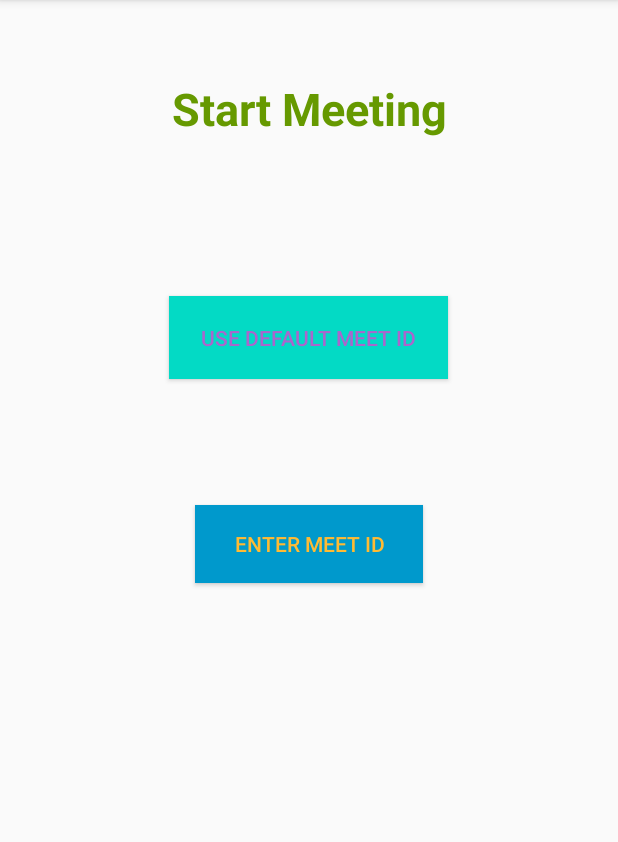
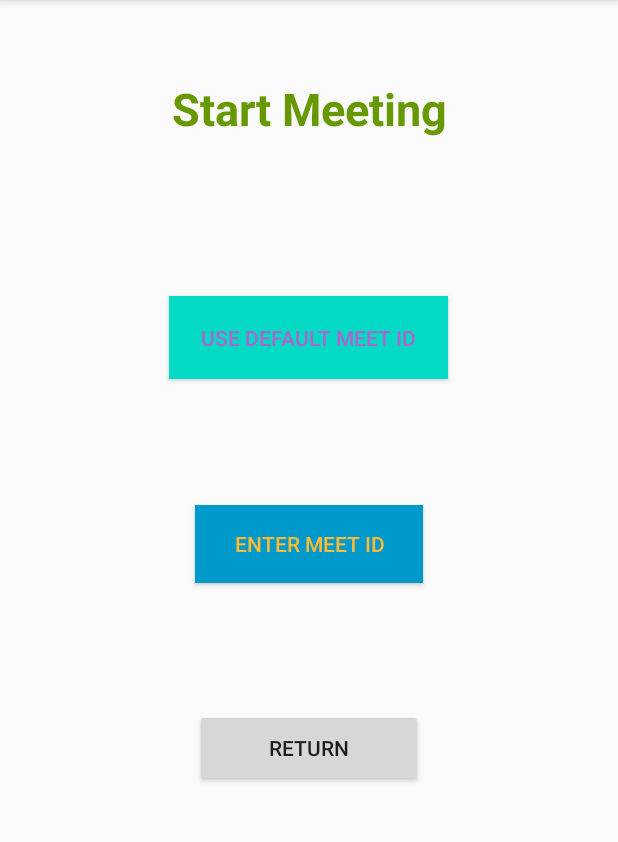
Before and after one commit to agastya-sampath/Jitsi_Setup, an Android app: the screen it shows after launch (MainActivity), on a phone screen of 412 x 824 dp, the part 84-926 px from its top. Run offline under Robolectric (Android 15) with nearby library versions, the phone set to English and light mode, and no system bars; libraries missing offline, so code that uses them is left out: org.jitsi.meet.

Commit message:
Landscape mode changes

```diff
--- a/app/src/main/java/com/example/jitsisetup/MainActivity.java
+++ b/app/src/main/java/com/example/jitsisetup/MainActivity.java
@@ -21,11 +21,14 @@ public class MainActivity extends AppCompatActivity {
         super.onCreate(savedInstanceState);
         setContentView(R.layout.activity_main);
         Intent intent = getIntent();
+
+        //Check if Original Activity call gave meet ID and server address, and start meet immediately if so
         if(intent.hasExtra("MEET_ID") && intent.hasExtra("SERVER_ADDRESS")) {
             //String meet_id = intent.getStringExtra("MEET_ID");
             //String server_address = intent.getStringExtra("SERVER_ADDRESS");
             onIDReceive(intent);
         }
+        //Check if the call wants to start meet with default Meet ID and Server address
         else if(intent.hasExtra("DEFAULT")) {
             try {
                 onDefaultClick(getCurrentFocus());
@@ -61,8 +64,10 @@ public class MainActivity extends AppCompatActivity {
 
     }
 
-    public void returnToPrevious() {
+    public void returnToPrevious(View v) {
         //Implement to return to original activity that called it in actual app using an intent
+        //Intent intent = new Intent(this,<activity>.class);
+        //startActivity(intent)
     }
 
 
--- a/app/src/main/java/com/example/jitsisetup/MainActivity2.java
+++ b/app/src/main/java/com/example/jitsisetup/MainActivity2.java
@@ -20,6 +20,8 @@ public class MainActivity2 extends AppCompatActivity {
         super.onCreate(savedInstanceState);
         setContentView(R.layout.activity_main2);
         Intent intent = getIntent();
+
+        //To implement onIDReceive from first MainActivity - start meet with received meet ID and server address
         if(intent.hasExtra("MEET_ID") && intent.hasExtra("SERVER_ADDRESS")) {
             //EditText editText = findViewById(R.id.meet_name);
             //editText.setText(intent.getStringExtra("MEET_ID"));
@@ -73,17 +75,18 @@ public class MainActivity2 extends AppCompatActivity {
     }
 
     public void returnActivity(View v) {
-        //Modify to return to original activity that called it in actual app using an intent
+        //Modify MainActivity.class to <OriginalActivity>.class to return to original activity that called it in actual app using an intent
         Intent intent = new Intent(this, MainActivity.class);
 
         //TEST CODE TO CHECK ABSTRACTION OF MODULE
+        //USE WITH MainActivity.class intent
 
         //TEST CODE FOR DEFAULT LAUNCH OF ACTIVITY 1
         //intent.putExtra("DEFAULT","1");
 
         //TEST CODE FOR MEET ID AND SERVER ADDRESS GIVEN TO ACTIVITY 1
-        intent.putExtra("MEET_ID","HelloMate");
-        intent.putExtra("SERVER_ADDRESS","https://meet.jit.si");
+        //intent.putExtra("MEET_ID","HelloMate");
+        //intent.putExtra("SERVER_ADDRESS","https://meet.jit.si");
 
         startActivity(intent);
     }
--- a/app/src/main/res/layout/activity_main.xml
+++ b/app/src/main/res/layout/activity_main.xml
@@ -1,6 +1,6 @@
 <?xml version="1.0" encoding="utf-8"?>
 <ScrollView xmlns:android="http://schemas.android.com/apk/res/android"
-    xmlns:app="http://schemas.android.com/apk/res-auto"
+
     xmlns:tools="http://schemas.android.com/tools"
     android:layout_width="match_parent"
     android:layout_height="match_parent"
@@ -8,7 +8,7 @@
 
     <RelativeLayout
         android:layout_width="match_parent"
-        android:layout_height="match_parent"
+        android:layout_height="wrap_content"
         android:paddingLeft="16dp"
         android:paddingRight="16dp"
         tools:context=".MainActivity"
@@ -23,7 +23,7 @@
             android:layout_centerHorizontal="true"
             android:background="@color/colorAccent"
             android:onClick="onDefaultClick"
-            android:text="USE DEFAULT MEET ID"
+            android:text="@string/use_default_meet_id"
 
             android:textColor="@android:color/holo_purple" />
 
@@ -35,10 +35,10 @@
 
             android:layout_centerHorizontal="true"
             android:layout_marginTop="84dp"
-            android:layout_marginBottom="184dp"
+
             android:background="@android:color/holo_blue_dark"
             android:onClick="onIDClick"
-            android:text="ENTER MEET ID"
+            android:text="@string/enter_meet_id"
             android:textColor="@android:color/holo_orange_light" />
 
         <TextView
@@ -50,10 +50,24 @@
             android:layout_centerHorizontal="true"
             android:layout_marginTop="32dp"
             android:gravity="center"
-            android:text="Start Meeting"
+            android:text="@string/start_meeting"
             android:textColor="@android:color/holo_green_dark"
             android:textSize="30sp"
             android:textStyle="bold" />
+
+        <Button
+            android:id="@+id/button5"
+            android:layout_width="152dp"
+            android:layout_height="52dp"
+            android:layout_below="@id/button2"
+
+            android:layout_centerHorizontal="true"
+            android:layout_marginTop="84dp"
+            android:layout_marginBottom="184dp"
+
+            android:onClick="returnToPrevious"
+            android:text="@string/return_to_prev"
+             />
 
 
     </RelativeLayout>
--- a/app/src/main/res/values/strings.xml
+++ b/app/src/main/res/values/strings.xml
@@ -6,4 +6,8 @@
     <string name="return_string">Return</string>
     <string name="join_string">join</string>
     <string name="change_server_address">Change Server Address</string>
+    <string name="use_default_meet_id">USE DEFAULT MEET ID</string>
+    <string name="enter_meet_id">ENTER MEET ID</string>
+    <string name="start_meeting">Start Meeting</string>
+    <string name="return_to_prev">Return</string>
 </resources>
```
